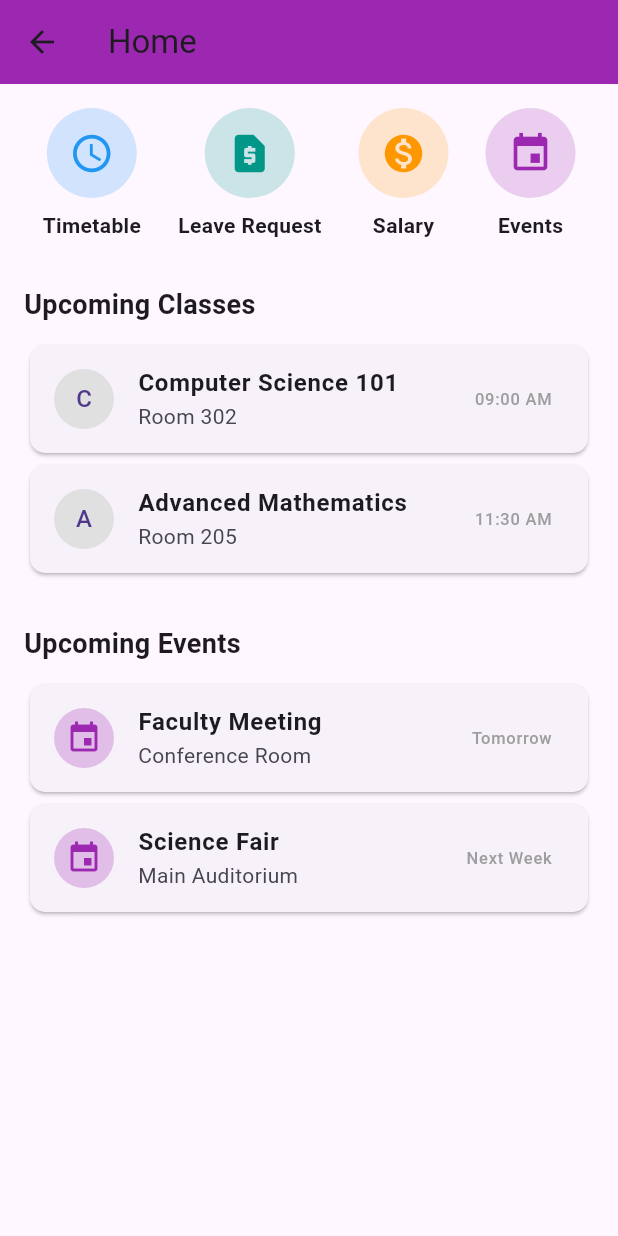
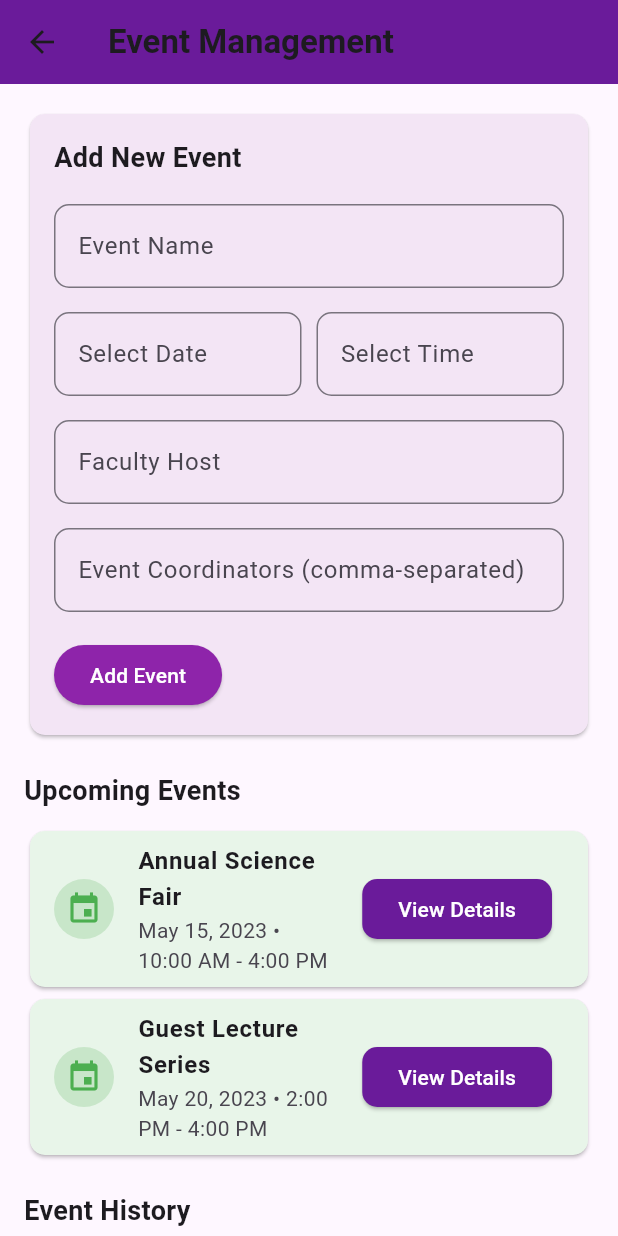
Before and after one commit to Joel-Joshy-V/RecycleWise, a Flutter app: the HomePage screen opened directly, after a tap on "Events", on a phone screen of 412 x 824 dp. Run offline on Flutter 3.47's test engine with Material 3 defaults, Android fonts, the phone set to English and light mode, and no system bars.

Commit message:
Initial commit: Added home.dart, profile.dart, event_management.dart with design updates

```diff
--- a/Desktop/mysql_project/mysql_project/lib/event_management.dart
+++ b/Desktop/mysql_project/mysql_project/lib/event_management.dart
@@ -0,0 +1,180 @@
+import 'package:flutter/material.dart';
+
+class EventManagementPage extends StatefulWidget {
+  @override
+  _EventManagementPageState createState() => _EventManagementPageState();
+}
+
+class _EventManagementPageState extends State<EventManagementPage> {
+  final List<Map<String, String>> _upcomingEvents = [
+    {
+      'title': 'Annual Science Fair',
+      'date': 'May 15, 2023',
+      'time': '10:00 AM - 4:00 PM',
+    },
+    {
+      'title': 'Guest Lecture Series',
+      'date': 'May 20, 2023',
+      'time': '2:00 PM - 4:00 PM',
+    },
+  ];
+
+  final List<Map<String, String>> _eventHistory = [
+    {
+      'title': 'Spring Art Exhibition',
+      'date': 'April 10, 2023',
+      'time': '11:00 AM - 6:00 PM',
+    },
+    {
+      'title': 'Career Fair 2023',
+      'date': 'March 25, 2023',
+      'time': '9:00 AM - 3:00 PM',
+    },
+  ];
+
+  @override
+  Widget build(BuildContext context) {
+    return Scaffold(
+      appBar: AppBar(
+        title: const Text(
+          'Event Management',
+          style: TextStyle(fontWeight: FontWeight.bold),
+        ),
+        backgroundColor: const Color(0xFF6A1B9A), // Vibrant purple
+      ),
+      body: SingleChildScrollView(
+        padding: const EdgeInsets.all(16.0),
+        child: Column(
+          crossAxisAlignment: CrossAxisAlignment.start,
+          children: [
+            _buildAddEventSection(),
+            const SizedBox(height: 20),
+            _buildUpcomingEventsSection(),
+            const SizedBox(height: 20),
+            _buildEventHistorySection(),
+          ],
+        ),
+      ),
+    );
+  }
+
+  Widget _buildAddEventSection() {
+    return Card(
+      shape: RoundedRectangleBorder(borderRadius: BorderRadius.circular(10)),
+      color: Colors.purple[50], // Light purple background
+      child: Padding(
+        padding: const EdgeInsets.all(16.0),
+        child: Column(
+          crossAxisAlignment: CrossAxisAlignment.start,
+          children: [
+            const Text(
+              'Add New Event',
+              style: TextStyle(fontSize: 18, fontWeight: FontWeight.bold),
+            ),
+            const SizedBox(height: 10),
+            _buildTextField('Event Name'),
+            Row(
+              children: [
+                Expanded(child: _buildTextField('Select Date')),
+                const SizedBox(width: 10),
+                Expanded(child: _buildTextField('Select Time')),
+              ],
+            ),
+            _buildTextField('Faculty Host'),
+            _buildTextField('Event Coordinators (comma-separated)'),
+            const SizedBox(height: 10),
+            ElevatedButton(
+              onPressed: () {
+                // Add event logic here
+              },
+              child: const Text('Add Event'),
+              style: ElevatedButton.styleFrom(
+                backgroundColor: const Color(0xFF8E24AA), // Bright purple button
+                foregroundColor: Colors.white,
+                shape: RoundedRectangleBorder(
+                  borderRadius: BorderRadius.circular(20),
+                ),
+              ),
+            ),
+          ],
+        ),
+      ),
+    );
+  }
+
+  Widget _buildTextField(String hint) {
+    return Padding(
+      padding: const EdgeInsets.symmetric(vertical: 8.0),
+      child: TextField(
+        decoration: InputDecoration(
+          hintText: hint,
+          border: OutlineInputBorder(
+            borderRadius: BorderRadius.circular(10),
+          ),
+        ),
+      ),
+    );
+  }
+
+  Widget _buildUpcomingEventsSection() {
+    return Column(
+      crossAxisAlignment: CrossAxisAlignment.start,
+      children: [
+        const Text(
+          'Upcoming Events',
+          style: TextStyle(fontSize: 18, fontWeight: FontWeight.bold),
+        ),
+        const SizedBox(height: 10),
+        ..._upcomingEvents.map((event) => _buildEventCard(event)).toList(),
+      ],
+    );
+  }
+
+  Widget _buildEventHistorySection() {
+    return Column(
+      crossAxisAlignment: CrossAxisAlignment.start,
+      children: [
+        const Text(
+          'Event History',
+          style: TextStyle(fontSize: 18, fontWeight: FontWeight.bold),
+        ),
+        const SizedBox(height: 10),
+        ..._eventHistory.map((event) => _buildEventCard(event, isHistory: true)).toList(),
+      ],
+    );
+  }
+
+  Widget _buildEventCard(Map<String, String> event, {bool isHistory = false}) {
+    return Card(
+      shape: RoundedRectangleBorder(borderRadius: BorderRadius.circular(10)),
+      color: isHistory ? Colors.red[50] : Colors.green[50], // Different background for history and upcoming
+      child: ListTile(
+        leading: CircleAvatar(
+          backgroundColor: isHistory ? Colors.red[100] : Colors.green[100],
+          child: Icon(
+            Icons.event,
+            color: isHistory ? Colors.red : Colors.green,
+          ),
+        ),
+        title: Text(
+          event['title']!,
+          style: const TextStyle(fontWeight: FontWeight.bold),
+        ),
+        subtitle: Text('${event['date']} • ${event['time']}'),
+        trailing: ElevatedButton(
+          onPressed: () {
+            // View event details logic
+          },
+          child: const Text('View Details'),
+          style: ElevatedButton.styleFrom(
+            backgroundColor: const Color(0xFF6A1B9A), // Same purple as the AppBar
+            foregroundColor: Colors.white,
+            shape: RoundedRectangleBorder(
+              borderRadius: BorderRadius.circular(10),
+            ),
+          ),
+        ),
+      ),
+    );
+  }
+}
--- a/Desktop/mysql_project/mysql_project/lib/home.dart
+++ b/Desktop/mysql_project/mysql_project/lib/home.dart
@@ -1,16 +1,41 @@
 import 'package:flutter/material.dart';
 import 'package:mysql_project/time_table.dart';
 import 'leave_request.dart';
+import 'event_management.dart';
+import 'profile.dart'; // Import profile page
 
 class HomePage extends StatelessWidget {
   @override
   Widget build(BuildContext context) {
     return Scaffold(
       appBar: AppBar(
-        title: const Text('Home'),
-        backgroundColor: Colors.purple,
+        title: const Text(
+          'Home',
+          style: TextStyle(fontWeight: FontWeight.bold),
         ),
-      body: SingleChildScrollView(
+        backgroundColor: const Color(0xFF6A1B9A), // Dark purple color for the AppBar
+        actions: [
+          Padding(
+            padding: const EdgeInsets.symmetric(horizontal: 8.0),
+            child: GestureDetector(
+              onTap: () {
+                Navigator.push(
+                  context,
+                  MaterialPageRoute(builder: (context) => ProfilePage()),
+                );
+              },
+              child: CircleAvatar(
+                radius: 20,
+                backgroundColor: Colors.white,
+                child: Icon(Icons.person, color: Colors.deepPurple, size: 28),
+              ),
+            ),
+          ),
+        ],
+      ),
+      body: Container(
+        color: Colors.white, // White background
+        child: SingleChildScrollView(
           padding: const EdgeInsets.all(16.0),
           child: Column(
             crossAxisAlignment: CrossAxisAlignment.start,
@@ -22,18 +47,19 @@ class HomePage extends StatelessWidget {
                   _buildIconButton(
                     Icons.schedule,
                     "Timetable",
-                  Colors.blue,
+                    Colors.blue.shade600,
                     () {
                       Navigator.push(
                         context,
-                      MaterialPageRoute(builder: (context) => TimeTablePage()),
+                        MaterialPageRoute(
+                            builder: (context) => TimeTablePage()),
                       );
                     },
                   ),
                   _buildIconButton(
                     Icons.request_page,
                     "Leave Request",
-                  Colors.teal,
+                    Colors.teal.shade600,
                     () {
                       Navigator.push(
                         context,
@@ -45,14 +71,20 @@ class HomePage extends StatelessWidget {
                   _buildIconButton(
                     Icons.monetization_on,
                     "Salary",
-                  Colors.orange,
+                    Colors.orange.shade600,
                     () {},
                   ),
                   _buildIconButton(
                     Icons.event,
                     "Events",
-                  Colors.purple,
-                  () {},
+                    Colors.purple.shade600,
+                    () {
+                      Navigator.push(
+                        context,
+                        MaterialPageRoute(
+                            builder: (context) => EventManagementPage()),
+                      );
+                    },
                   ),
                 ],
               ),
@@ -61,7 +93,11 @@ class HomePage extends StatelessWidget {
               // Upcoming Classes Section
               const Text(
                 'Upcoming Classes',
-              style: TextStyle(fontSize: 18, fontWeight: FontWeight.bold),
+                style: TextStyle(
+                  fontSize: 20,
+                  fontWeight: FontWeight.bold,
+                  color: Colors.black87,
+                ),
               ),
               const SizedBox(height: 10),
               _buildClassCard("Computer Science 101", "Room 302", "09:00 AM"),
@@ -72,7 +108,11 @@ class HomePage extends StatelessWidget {
               // Upcoming Events Section
               const Text(
                 'Upcoming Events',
-              style: TextStyle(fontSize: 18, fontWeight: FontWeight.bold),
+                style: TextStyle(
+                  fontSize: 20,
+                  fontWeight: FontWeight.bold,
+                  color: Colors.black87,
+                ),
               ),
               const SizedBox(height: 10),
               _buildEventCard(
@@ -86,6 +126,7 @@ class HomePage extends StatelessWidget {
                 "Next Week",
               ),
             ],
+          ),
         ),
       ),
     );
@@ -104,7 +145,13 @@ class HomePage extends StatelessWidget {
             child: Icon(icon, size: 30, color: color),
           ),
           const SizedBox(height: 8),
-          Text(label, style: const TextStyle(fontWeight: FontWeight.w600)),
+          Text(
+            label,
+            style: const TextStyle(
+              fontWeight: FontWeight.w600,
+              color: Colors.black87,
+            ),
+          ),
         ],
       ),
     );
@@ -113,11 +160,12 @@ class HomePage extends StatelessWidget {
   // Widget for class cards
   Widget _buildClassCard(String title, String room, String time) {
     return Card(
+      color: Colors.white.withOpacity(0.9),
       shape: RoundedRectangleBorder(borderRadius: BorderRadius.circular(10)),
       child: ListTile(
         leading: CircleAvatar(
-          backgroundColor: Colors.grey[300],
-          child: Text(title[0]),
+          backgroundColor: Colors.deepPurple[100],
+          child: Text(title[0], style: const TextStyle(color: Colors.deepPurple)),
         ),
         title: Text(
           title,
@@ -132,6 +180,7 @@ class HomePage extends StatelessWidget {
   // Widget for event cards
   Widget _buildEventCard(String title, String location, String time) {
     return Card(
+      color: Colors.white.withOpacity(0.9),
       shape: RoundedRectangleBorder(borderRadius: BorderRadius.circular(10)),
       child: ListTile(
         leading: CircleAvatar(
```
Also changed, not shown: Desktop/mysql_project/mysql_project/lib/profile.dart (+149 -0 lines). Lines whose indentation alone changed are shown as unchanged.
